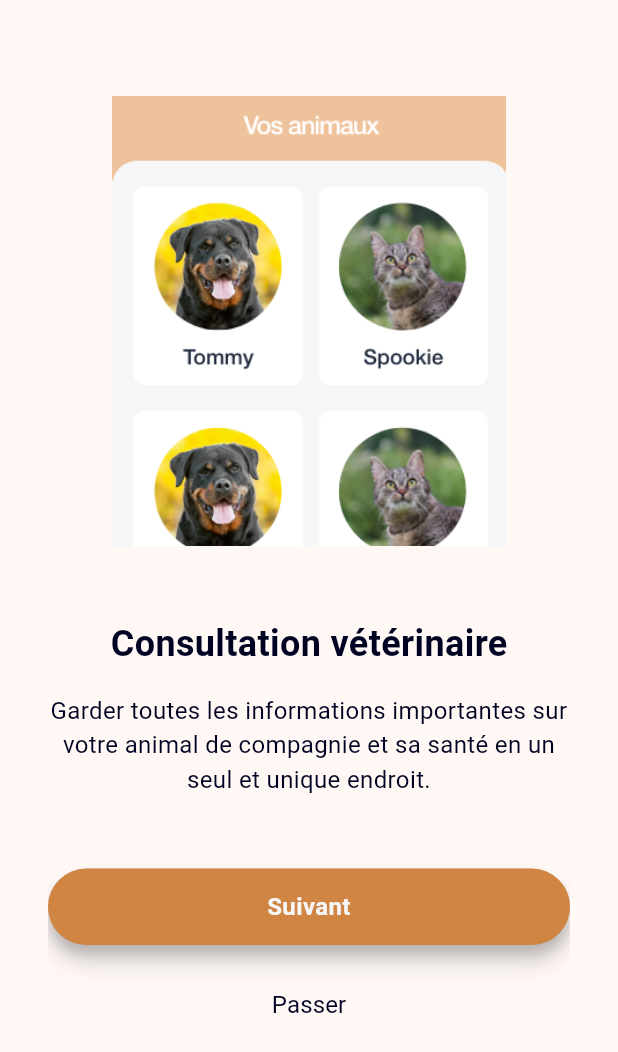
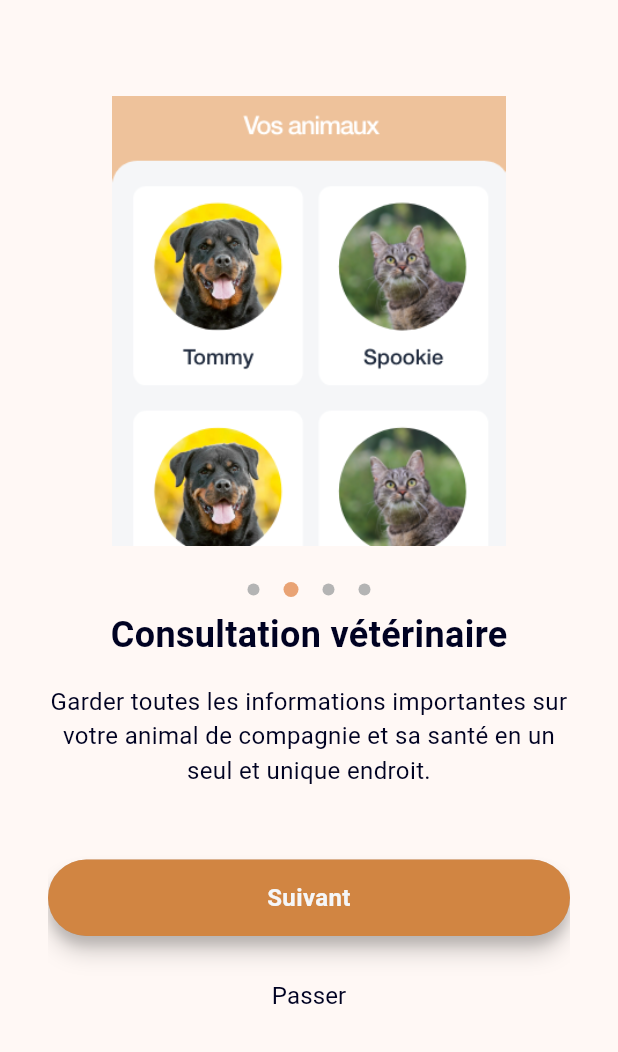
Before and after one commit to VanMeerbergenRenaud/pet4life, a Flutter app: the screen it shows after launch, swiped to page 2, on a phone screen of 412 x 824 dp. Shown: the top 1052 px of the screen. Run offline on Flutter 3.47's test engine with Material 3 defaults, Android fonts, the phone set to English and light mode, and no system bars; our stand-ins replace cloud_firestore, firebase_auth, firebase_core, firebase_storage, image_picker; missing offline and left inert: dto; accounts and stored records are empty.

Commit message:
Resolves #2 - Dots added

```diff
--- a/lib/widgets/onboarding.dart
+++ b/lib/widgets/onboarding.dart
@@ -1,5 +1,6 @@
 import 'package:flutter/material.dart';
 import 'package:pet4life/screens/login_screen.dart';
+import 'package:pet4life/styles/colors.dart';
 import 'package:pet4life/styles/font.dart';
 import 'package:pet4life/widgets/buttons/main_button.dart';
 
@@ -46,6 +47,7 @@ class _OnBoardingScreenState extends State<OnBoardingScreen> {
                     image: onboardData[index].image,
                     title: onboardData[index].title,
                     description: onboardData[index].description,
+                    currentIndex: index,
                     mainButtonLabel: index == onboardData.length - 1
                         ? "C’est parti !"
                         : "Suivant",
@@ -134,7 +136,7 @@ final List<Onboard> onboardData = [
 
 class OnBoardingContent extends StatelessWidget {
   const OnBoardingContent({
-    Key? key,
+    super.key,
     required this.image,
     required this.title,
     required this.description,
@@ -142,10 +144,10 @@ class OnBoardingContent extends StatelessWidget {
     required this.mainButtonOnTap,
     required this.textButtonLabel,
     required this.textButtonOnTap,
-  }) : super(key: key);
+    required this.currentIndex,
+  });
 
-  final String image, title, description, mainButtonLabel, textButtonLabel;
-  final VoidCallback mainButtonOnTap, textButtonOnTap;
+  final int currentIndex;
 
   @override
   Widget build(BuildContext context) {
@@ -160,7 +162,25 @@ class OnBoardingContent extends StatelessWidget {
             width: MediaQuery.of(context).size.width,
           ),
         ),
-        const SizedBox(height: 32),
+
+        // Dots
+        Row(
+          mainAxisAlignment: MainAxisAlignment.center,
+          children: [
+            for (int i = 0; i < onboardData.length; i++)
+              if (i == currentIndex)
+                const Padding(
+                  padding: EdgeInsets.all(kPaddingS),
+                  child: DotIndicator(isActive: true),
+                )
+              else
+                const Padding(
+                  padding: EdgeInsets.all(kPaddingS),
+                  child: DotIndicator(isActive: false),
+                ),
+          ],
+        ),
+
         Text(
           title,
           style: kTitleStyle,
@@ -197,4 +217,29 @@ class OnBoardingContent extends StatelessWidget {
       ],
     );
   }
+
+  final String image, title, description, mainButtonLabel, textButtonLabel;
+
+  final VoidCallback mainButtonOnTap, textButtonOnTap;
 }
+
+class DotIndicator extends StatelessWidget {
+  const DotIndicator({
+    super.key,
+    this.isActive = false,
+  });
+
+  final bool isActive;
+
+  @override
+  Widget build(BuildContext context) {
+    return Container(
+      height: isActive ? 10 : 8,
+      width: isActive ? 10 : 8,
+      decoration: BoxDecoration(
+        color: isActive ? kSecondaryColor : kGrey,
+        borderRadius: BorderRadius.circular(16),
+      ),
+    );
+  }
+}
```
